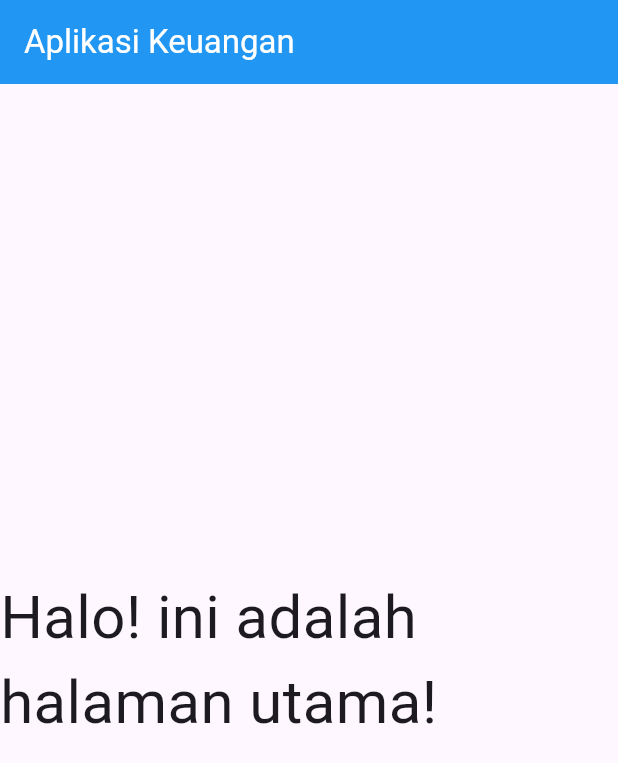
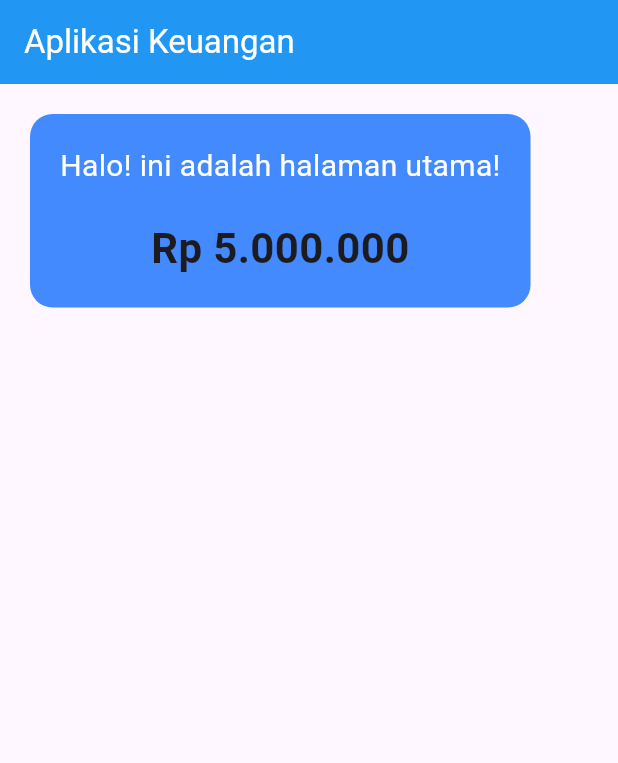
Before and after one commit to GalihDianPK/Flutter_First, a Flutter app: the screen it shows after launch, on a phone screen of 412 x 824 dp. Shown: the top 763 px of the screen. Run offline on Flutter 3.47's test engine with Material 3 defaults, Android fonts, the phone set to English and light mode, and no system bars.

Commit message:
container body column

```diff
--- a/lib/pages/home_page.dart
+++ b/lib/pages/home_page.dart
@@ -23,17 +23,36 @@ class homepage extends StatelessWidget {
         title: const Text("Aplikasi Keuangan"),
         backgroundColor: Colors.blue, // Warna latar belakang AppBar
         foregroundColor: Colors.white, // Warna teks (title) di dalam AppBar
-      ),  //AppBar
+      ),
 
-      // 2. Body: Bagian isi/tengah halaman aplikasi
-      // Center: Widget untuk membungkus isinya agar berada persis di tengah layar
-      body: const Center(
-        // Text: Menampilkan tulisan teks di layar
-        child: Text(
-          'Halo! ini adalah halaman utama!',
-          style: TextStyle(fontSize: 40),
-        ),
-      ),
+      body: Column(
+        children: [
+
+          Container(
+            margin: const EdgeInsets.all(20),
+            padding: const EdgeInsets.all(20),
+            decoration: BoxDecoration(
+              color: Colors.blueAccent,
+              borderRadius: BorderRadius.circular(15),
+
+            ),
+            child: const Column(
+              children: [
+                Text(
+                  "Halo! ini adalah halaman utama!",
+                  style: TextStyle(fontSize: 20, color: Colors.white),
+                ),
+                SizedBox(height: 20),
+                Text(
+                  "Rp 5.000.000",
+                  style: TextStyle(fontSize: 28, fontWeight: FontWeight.bold),
+                )
+              ]
+            ),
+
+          )
+        ]
+      )
     );
   }
 }
```
